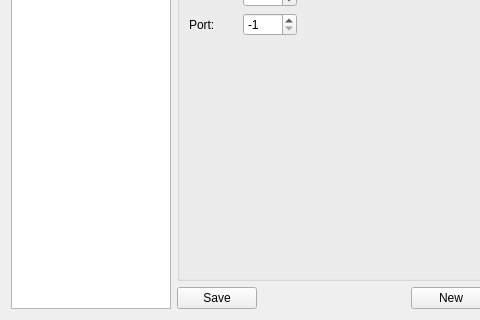
Old version of the form srcp/actuatorsettings.ui in the repository jehrichs/des-control; both pictures show x 0 to 480 and y 112 to 432 of the 588 by 432 pixel window.
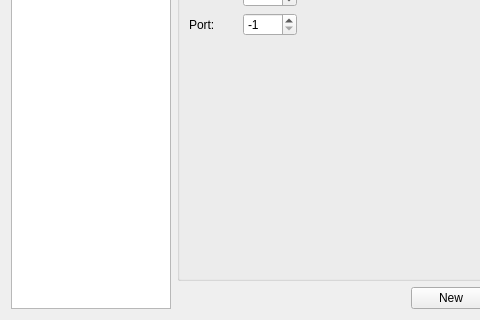
New version of the form.

```diff
--- a/srcp/actuatorsettings.ui
+++ b/srcp/actuatorsettings.ui
@@ -169,22 +169,6 @@
      </item>
      <item>
       <layout class="QHBoxLayout" name="horizontalLayout">
-       <item>
-        <widget class="QPushButton" name="buttonSave">
-         <property name="text">
-          <string>Save</string>
-         </property>
-         <property name="autoDefault">
-          <bool>false</bool>
-         </property>
-         <property name="default">
-          <bool>false</bool>
-         </property>
-         <property name="flat">
-          <bool>false</bool>
-         </property>
-        </widget>
-       </item>
        <item>
         <spacer name="horizontalSpacer">
          <property name="orientation">
```
Left out of the diff: 17 changed lines with no effect on the pictures.
